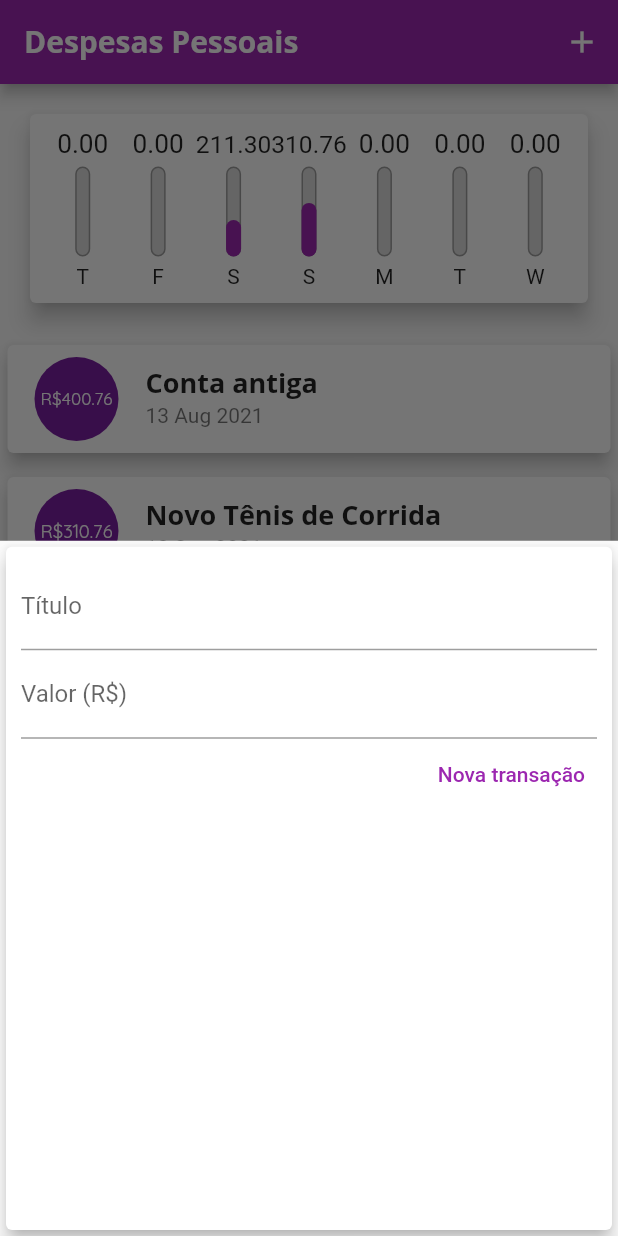
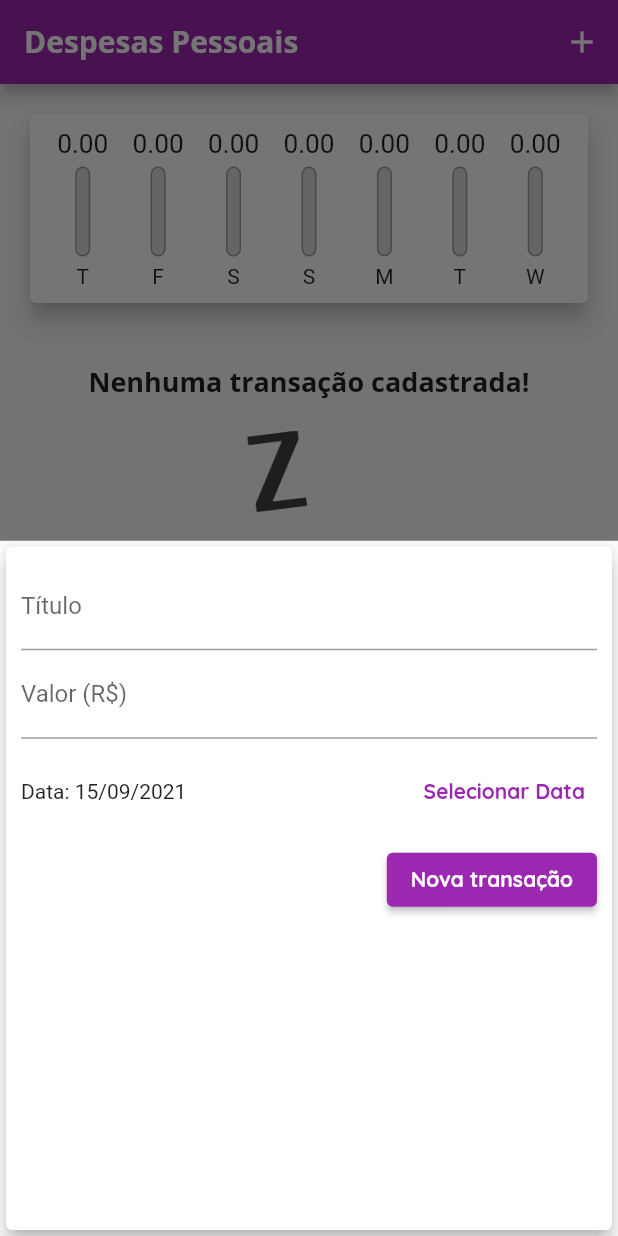
Before and after one commit to EricksonDutra/despesas_pessoais, a Flutter app: the screen it shows after launch, after a tap on the "add" icon, on a phone screen of 412 x 824 dp. Run offline on Flutter 3.47's test engine with Material 2 defaults, Android fonts, the phone set to English and light mode, and no system bars.

Commit message:
show Date

```diff
--- a/lib/components/chart.dart
+++ b/lib/components/chart.dart
@@ -55,7 +55,9 @@ class Chart extends StatelessWidget {
               child: ChartBar(
                 label: tr['day'] as String,
                 value: tr['value'] as double,
-                percentage: (tr['value'] as double) / _weekTotalValue,
+                percentage: _weekTotalValue == 0
+                    ? 0
+                    : (tr['value'] as double) / _weekTotalValue,
               ),
             );
           }).toList(),
--- a/lib/components/transaction_form.dart
+++ b/lib/components/transaction_form.dart
@@ -1,7 +1,8 @@
 import 'package:flutter/material.dart';
+import 'package:intl/intl.dart';
 
 class TransactionForm extends StatefulWidget {
-  final void Function(String, double) onSubmit;
+  final void Function(String, double, DateTime) onSubmit;
 
   TransactionForm(this.onSubmit);
 
@@ -10,19 +11,35 @@ class TransactionForm extends StatefulWidget {
 }
 
 class _TransactionFormState extends State<TransactionForm> {
-  final titleController = TextEditingController();
-
-  final valueController = TextEditingController();
+  final _titleController = TextEditingController();
+  final _valueController = TextEditingController();
+  DateTime _selectedDate = DateTime.now();
 
   _submitForm() {
-    final title = titleController.text;
-    final value = double.tryParse(valueController.text) ?? 0.0;
+    final title = _titleController.text;
+    final value = double.tryParse(_valueController.text) ?? 0.0;
 
-    if (title.isEmpty || value <= 0) {
+    if (title.isEmpty || value <= 0 || _selectedDate == null) {
       return;
     }
 
-    widget.onSubmit(title, value);
+    widget.onSubmit(title, value, _selectedDate);
+  }
+
+  _showDatePicker() {
+    showDatePicker(
+      context: context,
+      initialDate: DateTime.now(),
+      firstDate: DateTime(2019),
+      lastDate: DateTime.now(),
+    ).then((pickedDate) {
+      if (pickedDate == null) {
+        return;
+      }
+      setState(() {
+        _selectedDate = pickedDate;
+      });
+    });
   }
 
   @override
@@ -34,30 +51,55 @@ class _TransactionFormState extends State<TransactionForm> {
           child: Column(
             children: <Widget>[
               TextField(
-                controller: titleController,
+                controller: _titleController,
                 onSubmitted: (_) => _submitForm(),
                 decoration: InputDecoration(
                   labelText: 'Título',
                 ),
               ),
               TextField(
-                controller: valueController,
+                controller: _valueController,
                 keyboardType: TextInputType.numberWithOptions(decimal: true),
                 onSubmitted: (_) => _submitForm(),
                 decoration: InputDecoration(
                   labelText: 'Valor (R\$)',
                 ),
               ),
+              Container(
+                height: 70,
+                child: Row(
+                  children: [
+                    Expanded(
+                      child: Text(
+                        _selectedDate == null
+                            ? 'Nenhuma data selecionada!'
+                            : 'Data: ${DateFormat('dd/MM/y').format(_selectedDate)}',
+                      ),
+                    ),
+                    TextButton(
+                      style: TextButton.styleFrom(
+                        primary: Theme.of(context).primaryColor,
+                      ),
+                      child: Text(
+                        'Selecionar Data',
+                        style: TextStyle(fontWeight: FontWeight.bold),
+                      ),
+                      onPressed: _showDatePicker,
+                    )
+                  ],
+                ),
+              ),
               Row(
                 mainAxisAlignment: MainAxisAlignment.end,
                 children: <Widget>[
-                  TextButton(
-                      onPressed: _submitForm(),
-                      //textColor: Colors.purple,
-                      style: ButtonStyle(
-                          foregroundColor:
-                              MaterialStateProperty.all<Color>(Colors.purple)),
-                      child: Text('Nova transação')),
+                  ElevatedButton(
+                    child: Text('Nova transação'),
+                    style: ElevatedButton.styleFrom(
+                      primary: Theme.of(context).primaryColor,
+                      onPrimary: Colors.white,
+                    ),
+                    onPressed: _submitForm,
+                  ),
                 ],
               ),
             ],
--- a/lib/main.dart
+++ b/lib/main.dart
@@ -23,7 +23,12 @@ class ExpensesApp extends StatelessWidget {
                     fontFamily: 'OpenSans',
                     fontSize: 18,
                     fontWeight: FontWeight.bold,
-                )),
+                  ),
+                  button: TextStyle(
+                    color: Colors.white,
+                    fontWeight: FontWeight.bold,
+                  ),
+                ),
             appBarTheme: AppBarTheme(
                 textTheme: ThemeData.light().textTheme.copyWith(
                         headline6: TextStyle(
@@ -40,26 +45,7 @@ class MyHomePage extends StatefulWidget {
 }
 
 class _MyHomePageState extends State<MyHomePage> {
-  final List<Transaction> _transactions = [
-    Transaction(
-      id: 't0',
-      title: 'Conta antiga',
-      value: 400.76,
-      date: DateTime.now().subtract(Duration(days: 33)),
-    ),
-    Transaction(
-      id: 't1',
-      title: 'Novo Tênis de Corrida',
-      value: 310.76,
-      date: DateTime.now().subtract(Duration(days: 3)),
-    ),
-    Transaction(
-      id: 't2',
-      title: 'Conta de Luz',
-      value: 211.30,
-      date: DateTime.now().subtract(Duration(days: 4)),
-    ),
-  ];
+  final List<Transaction> _transactions = [];
 
   List<Transaction> get _recentTransactions {
     return _transactions.where((tr) {
@@ -69,13 +55,12 @@ class _MyHomePageState extends State<MyHomePage> {
     }).toList();
   }
 
-  _addTransaction(String title, double value) {
+  _addTransaction(String title, double value, DateTime date) {
     final newTransaction = Transaction(
         id: Random().nextDouble().toString(),
         title: title,
         value: value,
-      date: DateTime.now(),
-    );
+        date: date);
 
     setState(() {
       _transactions.add(newTransaction);
```
Lines whose indentation alone changed are shown as unchanged.
